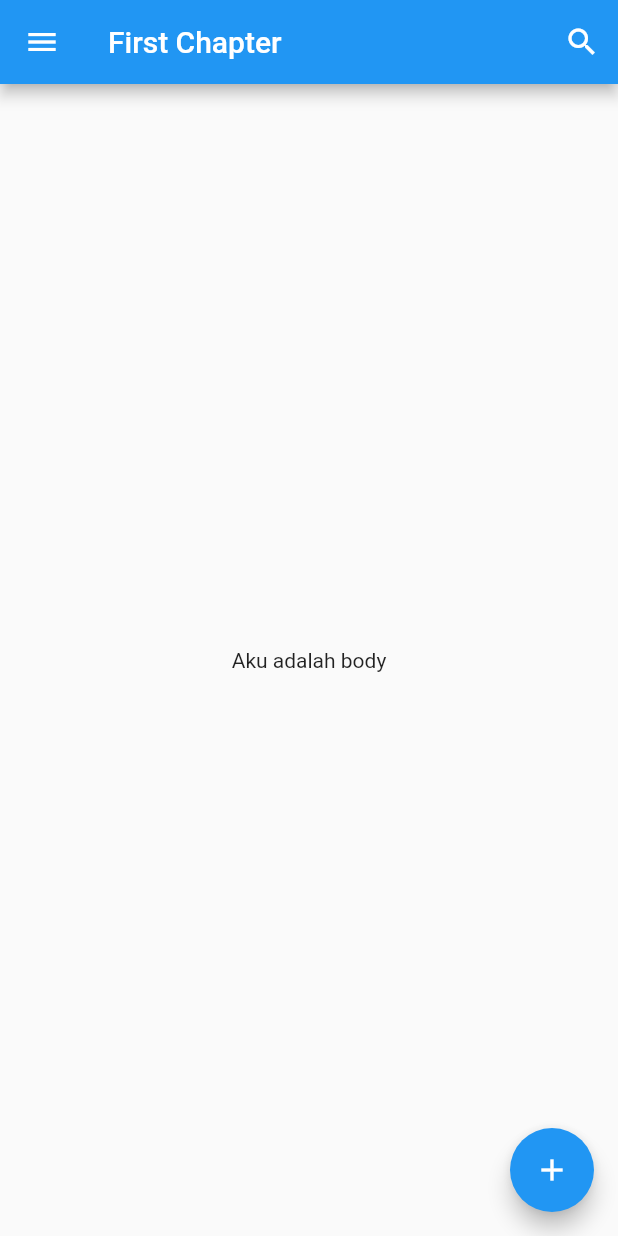
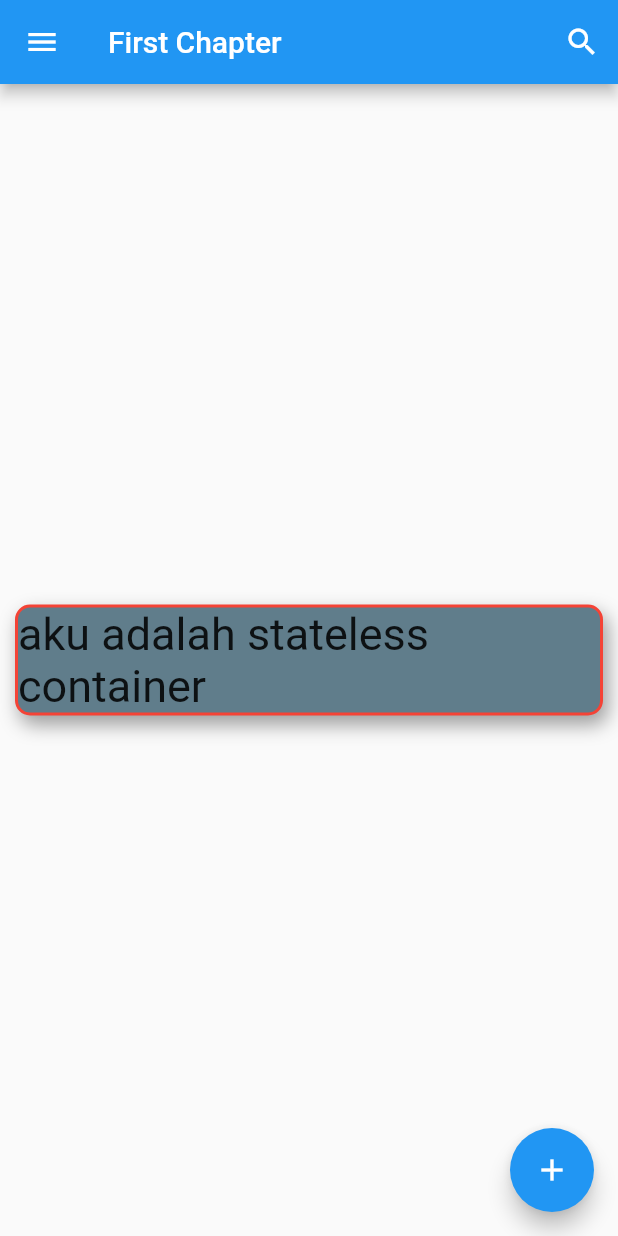
Before and after one commit to iandamping/flutter_first_chapter, a Flutter app: the screen it shows after launch, on a phone screen of 412 x 824 dp. Run offline on Flutter 3.47's test engine with Material 2 defaults, Android fonts, the phone set to English and light mode, and no system bars.

Commit message:
this is the first branch to play with flutter

```diff
--- a/lib/main.dart
+++ b/lib/main.dart
@@ -87,7 +87,7 @@ class FirstScaffoldScreen extends StatelessWidget {
         ],
       ),
       body: Center(
-        child: Text("Aku adalah body"),
+        child: StatelessContainer(),
       ),
       floatingActionButton: FloatingActionButton(
         child: Icon(Icons.add),
@@ -96,3 +96,21 @@ class FirstScaffoldScreen extends StatelessWidget {
     );
   }
 }
+
+class StatelessContainer extends StatelessWidget {
+  @override
+  Widget build(BuildContext context) {
+    return Container(
+        child: Text("aku adalah stateless container",
+            style: TextStyle(fontSize: 30)),
+        decoration: BoxDecoration(
+            color: Colors.blueGrey,
+            shape: BoxShape.rectangle,
+            boxShadow: [
+              BoxShadow(
+                  color: Colors.grey, offset: Offset(3, 6), blurRadius: 10)
+            ],
+            border: Border.all(color: Colors.red, width: 2),borderRadius: BorderRadius.circular(10)),
+        margin: EdgeInsets.all(10));
+  }
+}
```
